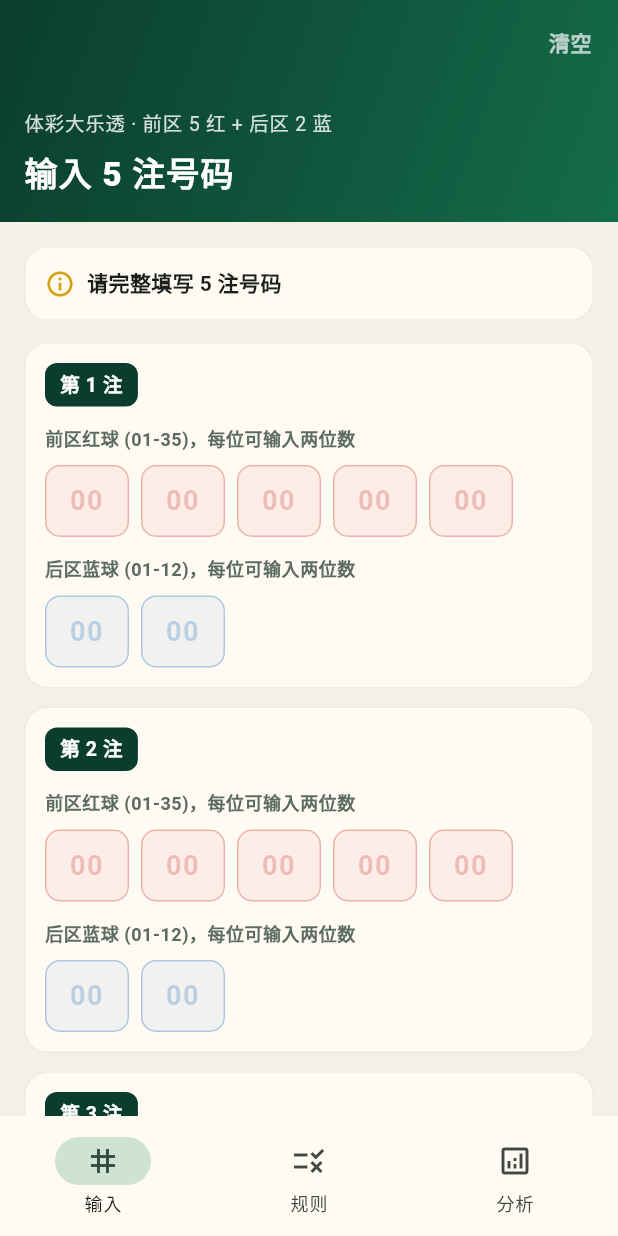
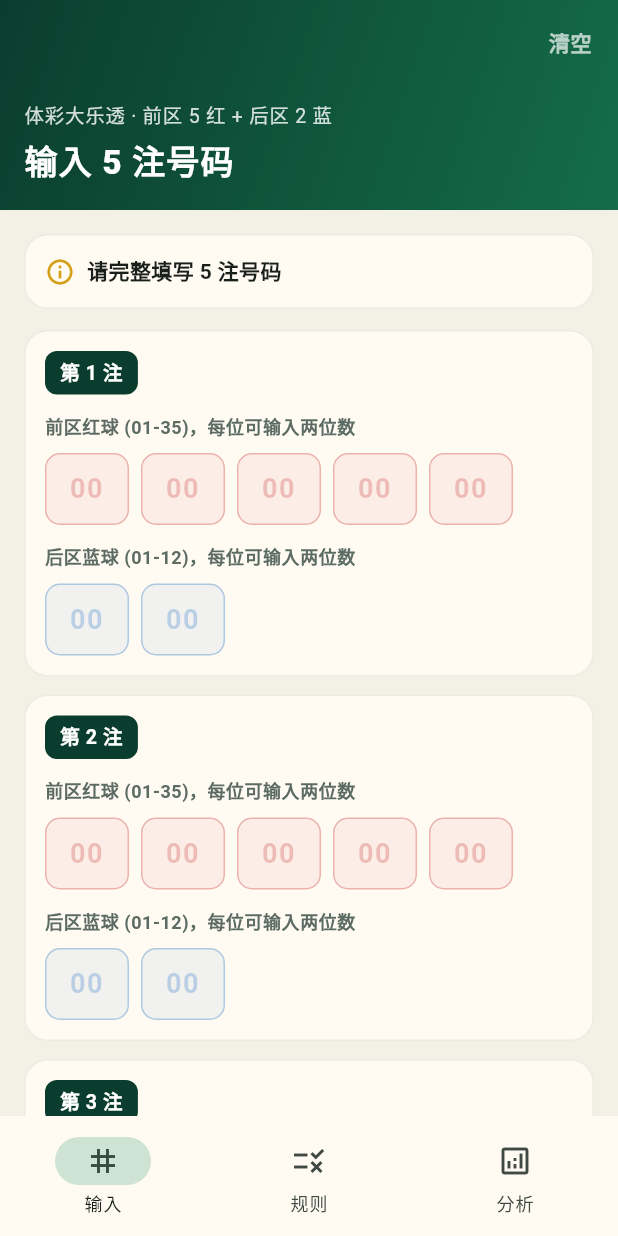
Before and after one commit to YDLS1024/caipiao-analyzer, a Flutter app: the screen it shows after launch, on a phone screen of 412 x 824 dp. Run offline on Flutter 3.47's test engine with Material 3 defaults, Android fonts, the phone set to English and light mode, and no system bars; our stand-ins replace shared_preferences; Roboto replaces fonts that are missing (Segoe UI).

Commit message:
Fix SliverAppBar overflow when collapsing the input header.

```diff
--- a/lib/screens/input_screen.dart
+++ b/lib/screens/input_screen.dart
@@ -18,7 +18,7 @@ class InputScreen extends StatelessWidget {
         slivers: [
           SliverAppBar(
             pinned: true,
-            expandedHeight: 148,
+            expandedHeight: 140,
             backgroundColor: AppColors.deepGreen,
             actions: [
               TextButton(
@@ -31,7 +31,18 @@ class InputScreen extends StatelessWidget {
                 child: const Text('清空', style: TextStyle(color: Colors.white70)),
               ),
             ],
-            flexibleSpace: Container(
+            flexibleSpace: LayoutBuilder(
+              builder: (context, constraints) {
+                final settings = context
+                    .dependOnInheritedWidgetOfExactType<
+                        FlexibleSpaceBarSettings>();
+                final min = settings?.minExtent ?? kToolbarHeight;
+                final max = settings?.maxExtent ?? 140;
+                final cur = settings?.currentExtent ?? max;
+                final t = ((cur - min) / (max - min)).clamp(0.0, 1.0);
+
+                return ClipRect(
+                  child: Container(
                     decoration: const BoxDecoration(
                       gradient: LinearGradient(
                         begin: Alignment.topLeft,
@@ -44,29 +55,39 @@ class InputScreen extends StatelessWidget {
                       child: Align(
                         alignment: Alignment.bottomLeft,
                         child: Padding(
-                    padding: const EdgeInsets.fromLTRB(16, 12, 72, 18),
+                          padding: EdgeInsets.fromLTRB(
+                            16,
+                            8,
+                            72,
+                            12 + 6 * t,
+                          ),
                           child: Column(
                             mainAxisSize: MainAxisSize.min,
                             crossAxisAlignment: CrossAxisAlignment.start,
                             children: [
-                        Text(
+                              if (t > 0.35)
+                                Opacity(
+                                  opacity: ((t - 0.35) / 0.65).clamp(0.0, 1.0),
+                                  child: Text(
                                     '体彩大乐透 · 前区 5 红 + 后区 2 蓝',
                                     style: TextStyle(
-                            color: Colors.white.withValues(alpha: 0.82),
+                                      color:
+                                          Colors.white.withValues(alpha: 0.82),
                                       fontSize: 13,
                                       letterSpacing: 0.5,
-                            height: 1.4,
+                                      height: 1.3,
                                     ),
                                   ),
-                        const SizedBox(height: 10),
-                        const Text(
+                                ),
+                              if (t > 0.35) SizedBox(height: 8 * t),
+                              Text(
                                 '输入 5 注号码',
                                 style: TextStyle(
                                   color: Colors.white,
-                            fontSize: 22,
+                                  fontSize: 18 + 4 * t,
                                   fontWeight: FontWeight.w800,
                                   letterSpacing: 0.8,
-                            height: 1.25,
+                                  height: 1.2,
                                 ),
                               ),
                             ],
@@ -74,6 +95,9 @@ class InputScreen extends StatelessWidget {
                         ),
                       ),
                     ),
+                  ),
+                );
+              },
             ),
           ),
           SliverPadding(
```
Lines whose indentation alone changed are shown as unchanged.
